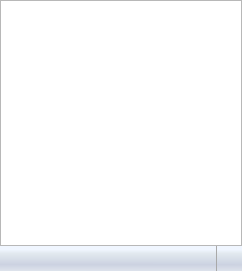
This is CommunicationModule/CommunicationUI/ui/FriendListWidget.ui in realXtend/tundra as Qt 5 draws it before an edit. The edited form follows.
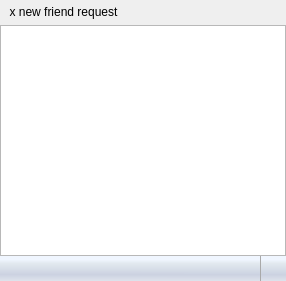
This is the edited form. Icons and pictures are not drawn.

Commit message: Comms module updates: * Ui stores password * Send and receive friend requests * Small changes to playback via SoundStream * Small changes to interface

Patch:
```diff
--- a/CommunicationModule/CommunicationUI/ui/FriendListWidget.ui
+++ b/CommunicationModule/CommunicationUI/ui/FriendListWidget.ui
@@ -6,8 +6,8 @@
    <rect>
     <x>0</x>
     <y>0</y>
-    <width>242</width>
-    <height>271</height>
+    <width>286</width>
+    <height>281</height>
    </rect>
   </property>
   <property name="windowTitle">
@@ -29,6 +29,86 @@
       <property name="margin">
        <number>0</number>
       </property>
+      <item>
+       <widget class="QFrame" name="friendRequestFrame">
+        <property name="minimumSize">
+         <size>
+          <width>0</width>
+          <height>25</height>
+         </size>
+        </property>
+        <property name="maximumSize">
+         <size>
+          <width>16777215</width>
+          <height>25</height>
+         </size>
+        </property>
+        <layout class="QHBoxLayout" name="horizontalLayout">
+         <property name="spacing">
+          <number>0</number>
+         </property>
+         <property name="leftMargin">
+          <number>9</number>
+         </property>
+         <property name="topMargin">
+          <number>0</number>
+         </property>
+         <property name="rightMargin">
+          <number>0</number>
+         </property>
+         <property name="bottomMargin">
+          <number>0</number>
+         </property>
+         <item>
+          <widget class="QPushButton" name="pendingRequestsButton">
+           <property name="minimumSize">
+            <size>
+             <width>0</width>
+             <height>20</height>
+            </size>
+           </property>
+           <property name="styleSheet">
+            <string>QPushButton {
+	border: 0px;
+	background-color: rgba(255, 255, 255, 0);
+}
+
+QPushButton:hover {
+	border: 0px;
+	background-color: rgba(255, 255, 255, 0);
+	color: rgb(51, 98, 255);
+}
+
+QPushButton::pressed {
+	border: 0px;
+	background-color: rgba(255, 255, 255, 0);
+	color: rgb(74, 122, 255);
+}</string>
+           </property>
+           <property name="text">
+            <string>x new friend request</string>
+           </property>
+           <property name="flat">
+            <bool>true</bool>
+           </property>
+          </widget>
+         </item>
+         <item>
+          <spacer name="horizontalSpacer">
+           <property name="orientation">
+            <enum>Qt::Horizontal</enum>
+           </property>
+           <property name="sizeHint" stdset="0">
+            <size>
+             <width>40</width>
+             <height>20</height>
+            </size>
+           </property>
+          </spacer>
+         </item>
+        </layout>
+       </widget>
+      </item>
       <item>
        <widget class="QListWidget" name="friendListWidget">
         <property name="styleSheet">
```
The commit also changes 27 other files.
